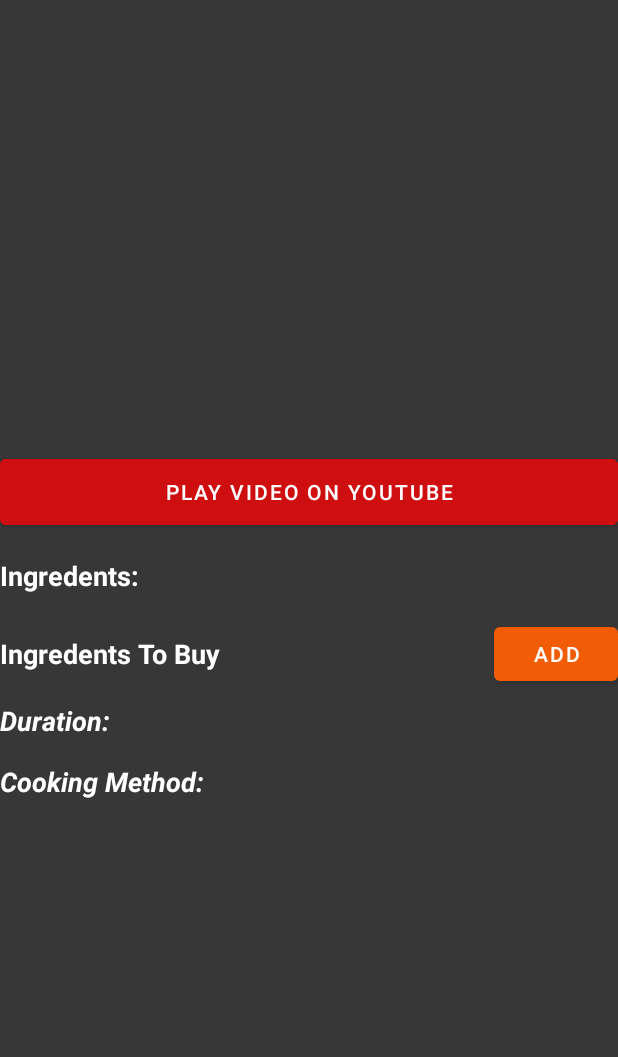
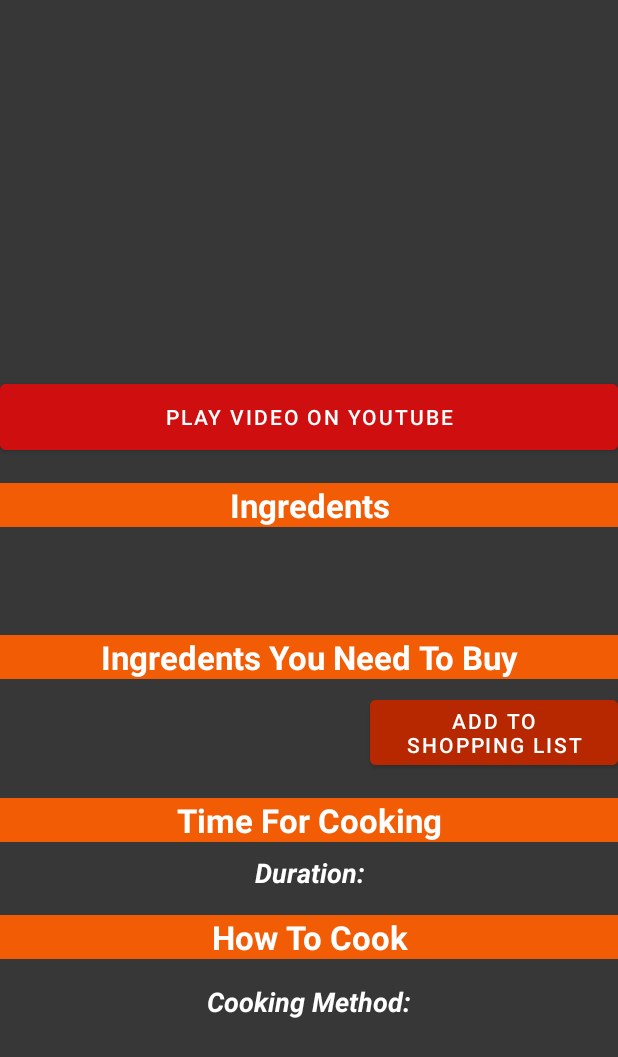
Before and after one commit to SagheerHussainZardari/Chef-Lab, an Android app: the layout fragment_dish_detail.xml on its own in the app's theme, with its tools: preview values and no code run, on a phone screen of 412 x 824 dp. Shown: the top 1057 px of the screen. Run offline under Robolectric (Android 15) with nearby library versions, the phone set to English and light mode, and no system bars.

```diff
--- a/app/src/main/java/com/sagheerhussainzardari/cheflab/Fragments/MatchingDishesFragment.kt
+++ b/app/src/main/java/com/sagheerhussainzardari/cheflab/Fragments/MatchingDishesFragment.kt
@@ -122,6 +122,7 @@ class MatchingDishesFragment : Fragment() {
 //                    }
                 }
 
+                tv_TotalDishedFound.text = dishesList.size.toString()
                 setUpRecyclerView(dishesList)
             }
         })
--- a/app/src/main/res/layout/fragment_dish_detail.xml
+++ b/app/src/main/res/layout/fragment_dish_detail.xml
@@ -19,7 +19,7 @@
             <ImageView
                 android:id="@+id/iv_dImage"
                 android:layout_width="match_parent"
-                android:layout_height="300dp"
+                android:layout_height="250dp"
                 android:scaleType="fitXY" />
 
             <Button
@@ -31,28 +31,53 @@
                 android:visibility="visible" />
 
             <TextView
+                android:layout_width="match_parent"
+                android:layout_height="wrap_content"
+                android:layout_marginTop="16dp"
+                android:background="@color/colorPrimary"
+                android:gravity="center_vertical|center_horizontal"
+                android:text="Ingredents"
+                android:textColor="#fff"
+                android:textSize="22sp"
+                android:textStyle="bold" />
+
+            <TextView
                 android:id="@+id/tv_ingredentsAvaiable"
                 android:layout_width="match_parent"
                 android:layout_height="56dp"
                 android:gravity="center_vertical"
-                android:text="Ingredents:"
+                android:text=""
+                android:textAlignment="center"
                 android:textColor="#fff"
                 android:textSize="18sp"
+                android:textStyle="bold" />
+
+            <TextView
+                android:layout_width="match_parent"
+                android:layout_height="wrap_content"
+                android:layout_marginTop="16dp"
+                android:background="@color/colorPrimary"
+                android:gravity="center_vertical|center_horizontal"
+                android:text="Ingredents You Need To Buy"
+                android:textColor="#fff"
+                android:textSize="22sp"
                 android:textStyle="bold" />
 
             <LinearLayout
                 android:layout_width="match_parent"
                 android:layout_height="wrap_content"
                 android:orientation="horizontal"
+                android:layout_marginTop="8dp"
+                android:textAlignment="center"
                 android:weightSum="10">
 
                 <TextView
                     android:id="@+id/tv_ingredentsRemaing"
                     android:layout_width="0dp"
                     android:layout_height="match_parent"
-                    android:layout_weight="8"
+                    android:layout_weight="6"
                     android:gravity="center_vertical"
-                    android:text="Ingredents To Buy"
+                    android:text=""
                     android:textColor="#fff"
                     android:textSize="18sp"
                     android:textStyle="bold" />
@@ -61,9 +86,23 @@
                     android:id="@+id/btn_addToCart"
                     android:layout_width="0dp"
                     android:layout_height="match_parent"
-                    android:layout_weight="2"
-                    android:text="Add" />
+                    android:layout_weight="4"
+                    android:backgroundTint="@color/colorPrimaryDark"
+                    android:drawableStart="@drawable/ic_star"
+                    android:drawableTint="#fff"
+                    android:text="Add To Shopping List" />
             </LinearLayout>
+
+            <TextView
+                android:layout_width="match_parent"
+                android:layout_height="wrap_content"
+                android:layout_marginTop="16dp"
+                android:background="@color/colorPrimary"
+                android:gravity="center_vertical|center_horizontal"
+                android:text="Time For Cooking"
+                android:textColor="#fff"
+                android:textSize="22sp"
+                android:textStyle="bold" />
 
             <TextView
                 android:id="@+id/tv_duration"
@@ -71,9 +110,21 @@
                 android:layout_height="wrap_content"
                 android:layout_marginTop="8dp"
                 android:text="Duration:"
+                android:textAlignment="center"
                 android:textColor="#fff"
                 android:textSize="18sp"
                 android:textStyle="bold|italic" />
+
+            <TextView
+                android:layout_width="match_parent"
+                android:layout_height="wrap_content"
+                android:layout_marginTop="16dp"
+                android:background="@color/colorPrimary"
+                android:gravity="center_vertical|center_horizontal"
+                android:text="How To Cook"
+                android:textColor="#fff"
+                android:textSize="22sp"
+                android:textStyle="bold" />
 
             <TextView
                 android:id="@+id/tv_cookingMethod"
@@ -82,7 +133,9 @@
                 android:layout_marginTop="16dp"
                 android:text="Cooking Method:"
                 android:textColor="#fff"
+                android:layout_marginBottom="16dp"
                 android:textSize="18sp"
+                android:textAlignment="center"
                 android:textStyle="bold|italic" />
 
         </LinearLayout>
```
Also changed, not shown: app/src/main/java/com/sagheerhussainzardari/cheflab/Adapters/DishesAdapter.kt (+5 -5 lines), app/src/main/java/com/sagheerhussainzardari/cheflab/Fragments/DishDetailFragment.kt (+4 -4 lines), app/src/main/res/layout/fragment_matched_dishes.xml (+22 -1 lines), app/src/main/res/layout/recycler_layout_matched_dishes_list.xml (+14 -2 lines).
